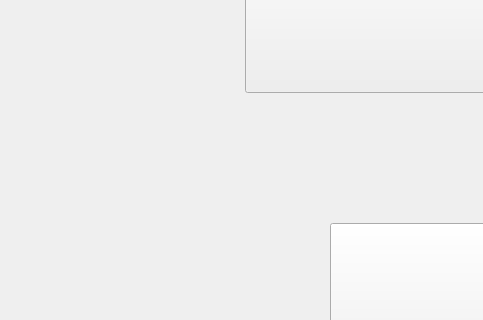
First picture: the form in Encroachment/menu.ui, repository XJulianSalazarX/Proyecto_Final, before the edit; both pictures show x 0 to 483 and y 267 to 587 of the 1280 by 740 pixel window.
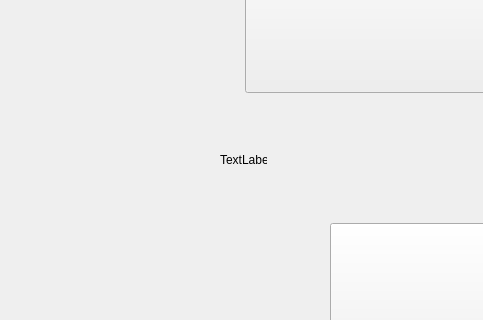
Second picture: the form after the edit. Icons and pictures are not drawn.

```diff
--- a/Encroachment/menu.ui
+++ b/Encroachment/menu.ui
@@ -285,6 +285,22 @@
     <string/>
    </property>
   </widget>
+  <widget class="QLabel" name="label">
+   <property name="geometry">
+    <rect>
+     <x>220</x>
+     <y>420</y>
+     <width>47</width>
+     <height>14</height>
+    </rect>
+   </property>
+   <property name="styleSheet">
+    <string notr="true">font: 30pt &quot;Papyrus&quot;;</string>
+   </property>
+   <property name="text">
+    <string>TextLabel</string>
+   </property>
+  </widget>
  </widget>
  <resources/>
  <connections/>
```
